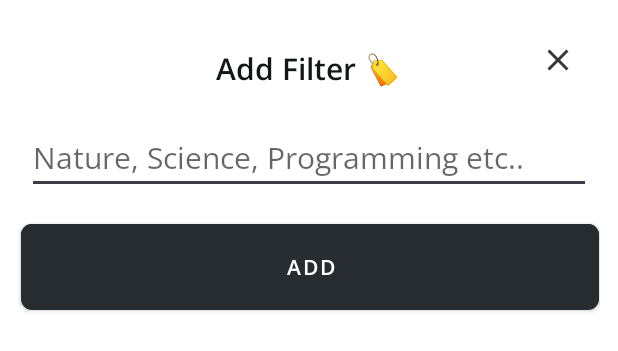
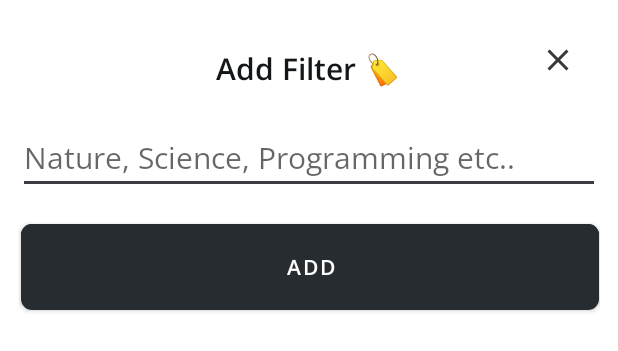
Before and after one commit to Jervx/OLBooks-Android-App, an Android app: the layout tagfilter.xml on its own in the app's theme, with its tools: preview values and no code run, on a phone screen of 412 x 824 dp. Shown: the top 351 px of the screen. Run offline under Robolectric (Android 15) with nearby library versions, the phone set to English and light mode, and no system bars; Roboto replaces fonts that are not available here.

Commit message:
Fixed Overflow

```diff
--- a/app/src/main/res/layout/tagfilter.xml
+++ b/app/src/main/res/layout/tagfilter.xml
@@ -21,7 +21,7 @@
 
     <EditText
         android:id="@+id/email_input"
-        android:layout_width="376dp"
+        android:layout_width="match_parent"
         android:layout_height="46dp"
         android:layout_marginTop="24dp"
         android:drawablePadding="8dp"
```
